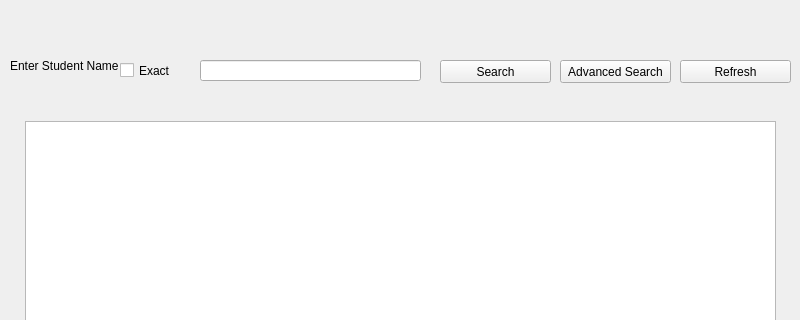
The window that Code/search_stu/search.ui (SDSMT-CSC464-F15/dancesoft) describes before a commit, drawn with Qt 5; both pictures show x 0 to 800 and y 0 to 320 of the 800 by 629 pixel window.
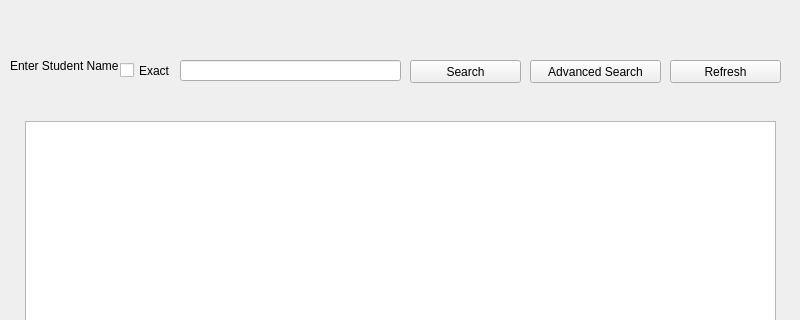
The same window after the commit.

Commit message: Mac label fixs

Patch:
```diff
--- a/Code/search_stu/search.ui
+++ b/Code/search_stu/search.ui
@@ -30,7 +30,7 @@
    <widget class="QLineEdit" name="Search_lineEdit">
     <property name="geometry">
      <rect>
-      <x>200</x>
+      <x>180</x>
       <y>60</y>
       <width>221</width>
       <height>21</height>
@@ -40,7 +40,7 @@
    <widget class="QPushButton" name="Search_btn">
     <property name="geometry">
      <rect>
-      <x>440</x>
+      <x>410</x>
       <y>60</y>
       <width>111</width>
       <height>23</height>
@@ -53,9 +53,9 @@
    <widget class="QPushButton" name="Adv_search_btn">
     <property name="geometry">
      <rect>
-      <x>560</x>
+      <x>530</x>
       <y>60</y>
-      <width>111</width>
+      <width>131</width>
       <height>23</height>
      </rect>
     </property>
@@ -76,7 +76,7 @@
    <widget class="QPushButton" name="Reset_search_btn">
     <property name="geometry">
      <rect>
-      <x>680</x>
+      <x>670</x>
       <y>60</y>
       <width>111</width>
       <height>23</height>
```
The commit also changes 7 other files.
